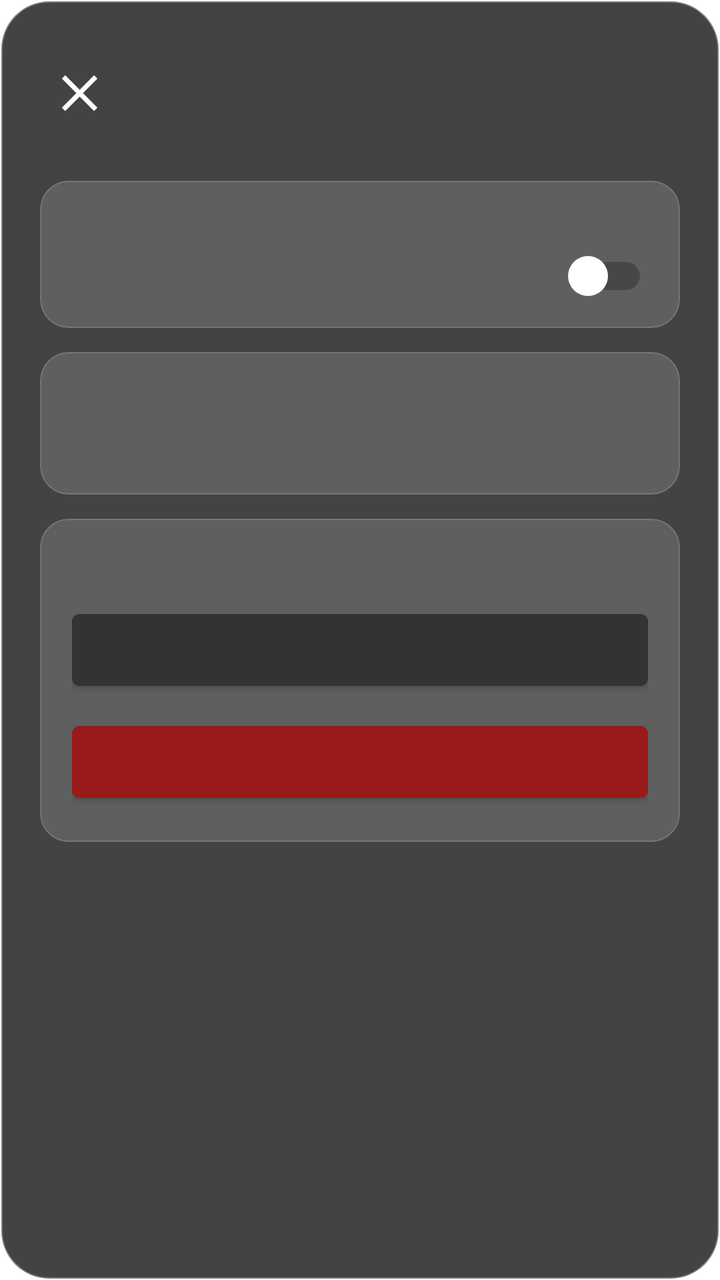
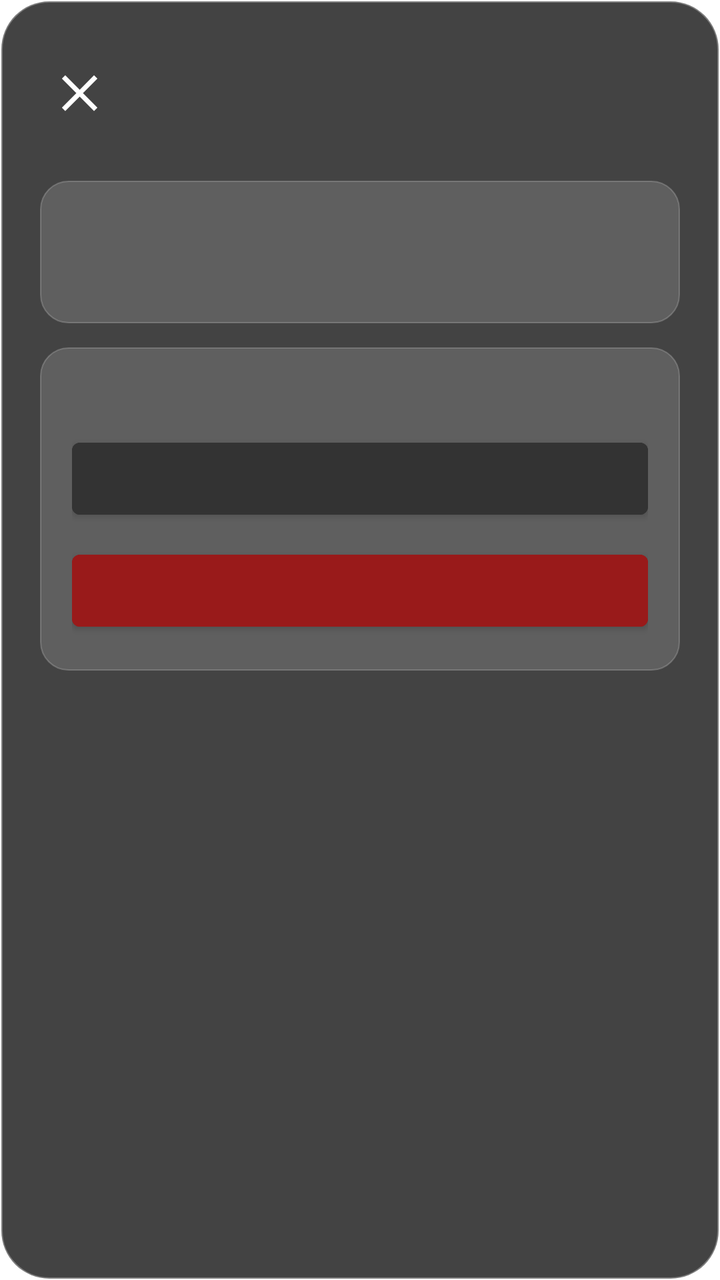

Compare the two renders of this Android layout. The source of the first and the diff that turns it into the second are given below.
<!-- AndroidManifest.xml: application theme Theme.Freezy -->
<!-- res/layout/dialog_settings.xml -->
<?xml version="1.0" encoding="utf-8"?>
<LinearLayout xmlns:android="http://schemas.android.com/apk/res/android"
    android:layout_width="match_parent"
    android:layout_height="wrap_content"
    android:background="@drawable/bg_glass_dialog"
    android:orientation="vertical"
    android:padding="20dp">

    
    <RelativeLayout
        android:layout_width="match_parent"
        android:layout_height="wrap_content"
        android:layout_marginBottom="20dp">

        <TextView
            android:id="@+id/btn_close_dialog_x"
            android:layout_width="wrap_content"
            android:layout_height="wrap_content"
            android:text="✕"
            android:textColor="#FFFFFF"
            android:textSize="22sp"
            android:textStyle="bold"
            android:layout_alignParentLeft="true"
            android:layout_centerVertical="true"
            android:padding="10dp"/>

        <TextView
            android:id="@+id/tv_title_settings"
            android:layout_width="wrap_content"
            android:layout_height="wrap_content"
            android:textColor="#FFFFFF"
            android:textSize="18sp"
            android:textStyle="bold"
            android:layout_centerInParent="true"/>
    </RelativeLayout>

    
    <LinearLayout
        android:layout_width="match_parent"
        android:layout_height="wrap_content"
        android:orientation="vertical"
        android:background="@drawable/bg_glass_tile"
        android:padding="16dp"
        android:layout_marginBottom="12dp">
        
        <TextView
            android:id="@+id/tv_label_system"
            android:layout_width="wrap_content"
            android:layout_height="wrap_content"
            android:textColor="#BBBBBB"
            android:textSize="10sp"
            android:textStyle="bold"
            android:layout_marginBottom="8dp"/>

        <Switch
            android:id="@+id/switch_root"
            android:layout_width="match_parent"
            android:layout_height="wrap_content"
            android:textColor="#FFFFFF"
            android:textSize="14sp"
            android:thumb="@drawable/custom_seekbar_thumb"/>
    </LinearLayout>

    
    <LinearLayout
        android:layout_width="match_parent"
        android:layout_height="wrap_content"
        android:orientation="vertical"
        android:background="@drawable/bg_glass_tile"
        android:padding="16dp"
        android:layout_marginBottom="12dp">
        
        <TextView
            android:id="@+id/tv_label_info"
            android:layout_width="wrap_content"
            android:layout_height="wrap_content"
            android:textColor="#BBBBBB"
            android:textSize="10sp"
            android:textStyle="bold"
            android:layout_marginBottom="8dp"/>

        <TextView
            android:id="@+id/tv_version"
            android:layout_width="match_parent"
            android:layout_height="wrap_content"
            android:textColor="#EEEEEE"
            android:textSize="13sp" />
    </LinearLayout>

    
    <LinearLayout
        android:layout_width="match_parent"
        android:layout_height="wrap_content"
        android:orientation="vertical"
        android:background="@drawable/bg_glass_tile"
        android:padding="16dp">
        
        <TextView
            android:id="@+id/tv_label_support"
            android:layout_width="wrap_content"
            android:layout_height="wrap_content"
            android:textColor="#BBBBBB"
            android:textSize="10sp"
            android:textStyle="bold"
            android:layout_marginBottom="12dp"/>

        <Button
            android:id="@+id/btn_view_logs"
            android:layout_width="match_parent"
            android:layout_height="48dp"
            android:textSize="12sp"
            android:textColor="#FFFFFF"
            android:backgroundTint="#333333"
            android:layout_marginBottom="8dp" />

        <Button
            android:id="@+id/btn_logout"
            android:layout_width="match_parent"
            android:layout_height="48dp"
            android:textSize="12sp"
            android:textColor="#FFFFFF"
            android:backgroundTint="#991A1A" />
    </LinearLayout>


</LinearLayout>
<!-- resources referenced by this layout -->
<resources>
  <!-- drawable bg_glass_dialog (drawable) -->
  <?xml version="1.0" encoding="utf-8"?>
  <shape xmlns:android="http://schemas.android.com/apk/res/android">
      
      <solid android:color="#CC141414" />
          
      <corners android:radius="24dp" />
      
      
      <stroke
          android:width="1.2dp"
          android:color="#4DFFFFFF" />
  </shape>
  <!-- drawable bg_glass_tile (drawable) -->
  <?xml version="1.0" encoding="utf-8"?>
  <shape xmlns:android="http://schemas.android.com/apk/res/android">
      
      <solid android:color="#26FFFFFF" />
      <corners android:radius="14dp" />
      <stroke
          android:width="0.8dp"
          android:color="#33FFFFFF" />
  </shape>
  <!-- drawable custom_seekbar_thumb (drawable) -->
  <?xml version="1.0" encoding="utf-8"?>
  <shape xmlns:android="http://schemas.android.com/apk/res/android" android:shape="oval">
      <solid android:color="#FFFFFF" />
      <size android:width="20dp" android:height="20dp" />
  </shape>
  <style name="Theme.Freezy" parent="Theme.MaterialComponents.DayNight.NoActionBar">
          
          <item name="colorPrimary">#00A2FF</item>
          <item name="colorPrimaryVariant">#000000</item>
          <item name="colorOnPrimary">@color/white</item>
          
          <item name="colorSecondary">#00A2FF</item>
          <item name="colorSecondaryVariant">#0077BB</item>
          <item name="colorOnSecondary">@color/black</item>
          
          <item name="android:statusBarColor">#000000</item>
          <item name="android:windowNoTitle">true</item>
          <item name="windowActionBar">false</item>
      </style>
  <color name="white">#FFFFFFFF</color>
  <color name="black">#FF000000</color>
</resources>

<!-- the commit's change to res/layout/dialog_settings.xml (unified diff, before → after) -->
@@ -33,33 +33,6 @@
             android:textStyle="bold"
             android:layout_centerInParent="true"/>
     </RelativeLayout>
-
-    
-    <LinearLayout
-        android:layout_width="match_parent"
-        android:layout_height="wrap_content"
-        android:orientation="vertical"
-        android:background="@drawable/bg_glass_tile"
-        android:padding="16dp"
-        android:layout_marginBottom="12dp">
-        
-        <TextView
-            android:id="@+id/tv_label_system"
-            android:layout_width="wrap_content"
-            android:layout_height="wrap_content"
-            android:textColor="#BBBBBB"
-            android:textSize="10sp"
-            android:textStyle="bold"
-            android:layout_marginBottom="8dp"/>
-
-        <Switch
-            android:id="@+id/switch_root"
-            android:layout_width="match_parent"
-            android:layout_height="wrap_content"
-            android:textColor="#FFFFFF"
-            android:textSize="14sp"
-            android:thumb="@drawable/custom_seekbar_thumb"/>
-    </LinearLayout>
 
     
     <LinearLayout
<!-- resource entries referenced after the edit -->
@@ -23,12 +23,6 @@
           android:width="0.8dp"
           android:color="#33FFFFFF" />
   </shape>
-  <!-- drawable custom_seekbar_thumb (drawable) -->
-  <?xml version="1.0" encoding="utf-8"?>
-  <shape xmlns:android="http://schemas.android.com/apk/res/android" android:shape="oval">
-      <solid android:color="#FFFFFF" />
-      <size android:width="20dp" android:height="20dp" />
-  </shape>
   <style name="Theme.Freezy" parent="Theme.MaterialComponents.DayNight.NoActionBar">
           
           <item name="colorPrimary">#00A2FF</item>
